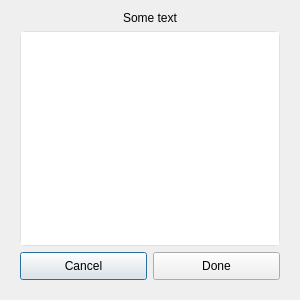
This is Desktop/Dialogs/MultiSelect/MultiSelectDialog.ui in david4more/Finance as Qt 5 draws it before an edit. The edited form follows.
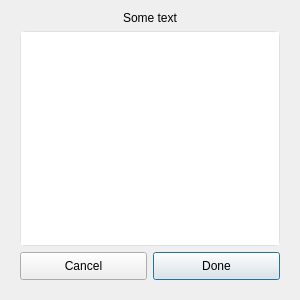
This is the edited form.

```diff
--- a/Desktop/Dialogs/MultiSelect/MultiSelectDialog.ui
+++ b/Desktop/Dialogs/MultiSelect/MultiSelectDialog.ui
@@ -67,6 +67,9 @@
           <property name="text">
            <string>Done</string>
           </property>
+          <property name="default">
+           <bool>true</bool>
+          </property>
          </widget>
         </item>
        </layout>
```
